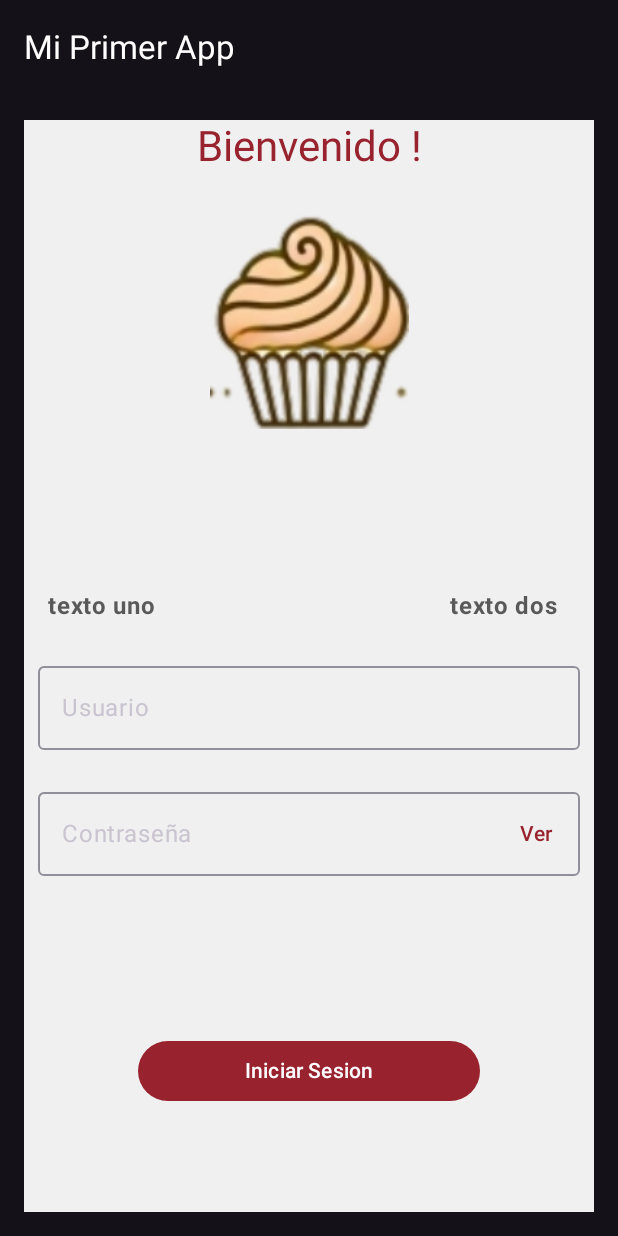
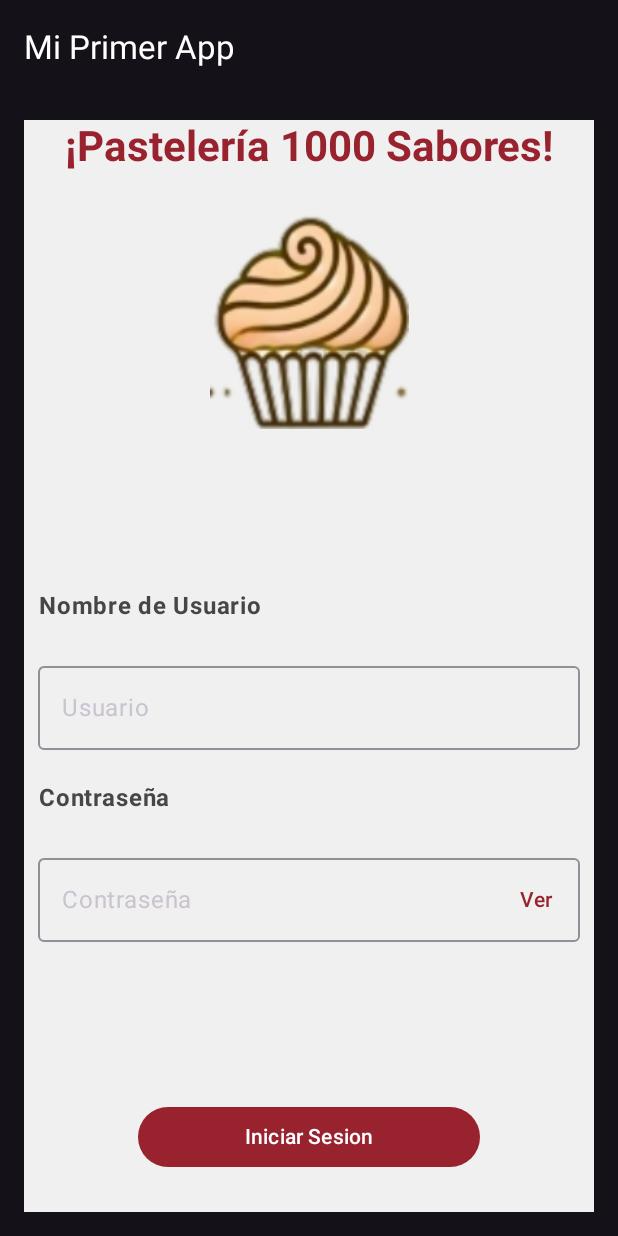
Before and after one commit to Duhchan/App-Pasteleria, an Android app built with Jetpack Compose: the screen it shows after launch (MainActivity), on a phone screen of 412 x 824 dp. Run offline under Robolectric (Android 15) with nearby library versions, the phone set to English and light mode, and no system bars.

Commit message:
Se cambia visual de login

```diff
--- a/app/src/main/java/com/example/app_pasteleria/ui/login/LoginScreen.kt
+++ b/app/src/main/java/com/example/app_pasteleria/ui/login/LoginScreen.kt
@@ -31,6 +31,7 @@ import androidx.compose.ui.graphics.Color
 import androidx.compose.ui.layout.ContentScale
 import com.example.app_pasteleria.R
 import androidx.compose.ui.res.painterResource
+import androidx.compose.ui.text.font.Font
 import androidx.compose.ui.text.font.FontWeight
 import androidx.compose.ui.text.input.PasswordVisualTransformation
 import androidx.compose.ui.text.input.VisualTransformation
@@ -94,10 +95,10 @@ fun LoginScreen(
                 //Define  que elementos dentro la columna estaran separados por 20.dp
             )// fin column
             {// inicio Contenido
-                Text(text="Bienvenido !",
+                Text(text="¡Pastelería 1000 Sabores!",
                     style= MaterialTheme.typography.headlineMedium,
-                    color=MaterialTheme.colorScheme.primary
-
+                    color=MaterialTheme.colorScheme.primary,
+                    fontWeight = FontWeight.Bold,
 
                 ) // Muestra un texto simple en la pantalla
 
@@ -127,34 +128,21 @@ fun LoginScreen(
 
                 Spacer(modifier = Modifier.height(66.dp))
 
-
-
-
                 Row(
                     modifier = Modifier
                         .fillMaxWidth()
-                        .padding(horizontal = 16.dp),
-                    horizontalArrangement = Arrangement.SpaceBetween
+                        .padding(horizontal = 10.dp)
+                        .padding(bottom = 0.dp)
                 )// Fin Row
                 {// Aplica row
-                    Text("texto uno",
+                    Text("Nombre de Usuario",
                         style =MaterialTheme.typography.bodyLarge.copy(
-                            color=MaterialTheme.colorScheme.onSurface.copy(alpha=0.8f),
+                            color=MaterialTheme.colorScheme.onSurface.copy(alpha=0.9f),
                             fontWeight = FontWeight.Bold),
                         modifier = Modifier
-                            .padding(end=8.dp)
+                            .padding(end=3.dp)
+
                     )// fin texto 1
-
-
-                    Text("texto dos",
-                        style =MaterialTheme.typography.bodyLarge.copy(
-                            color=MaterialTheme.colorScheme.onSurface.copy(alpha=0.8f),
-                            fontWeight = FontWeight.Bold),
-                        modifier = Modifier
-                            .padding(end=8.dp)
-                    )// fin texto 1
-
-
                 } // fin Aplica row
 
                 OutlinedTextField(
@@ -165,6 +153,22 @@ fun LoginScreen(
                     modifier = Modifier.fillMaxWidth(0.95f)
 
                 )//fin de lined text field para usuario
+
+                Row(
+                    modifier = Modifier
+                        .fillMaxWidth()
+                        .padding(horizontal = 10.dp)
+                        .padding(bottom = 0.dp)
+                )
+                {
+                    Text("Contraseña",
+                        style =MaterialTheme.typography.bodyLarge.copy(
+                            color=MaterialTheme.colorScheme.onSurface.copy(alpha=0.9f),
+                            fontWeight = FontWeight.Bold),
+                        modifier = Modifier
+                            .padding(end=8.dp)
+                    )// fin texto 2
+                }
                 OutlinedTextField(
                     value = state.password,
                     onValueChange = vm::onPasswordChange,
```
